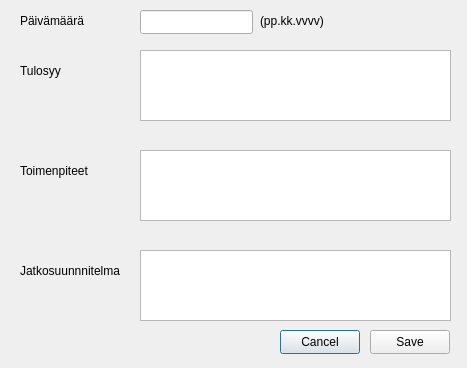
Old version of the form addvisit.ui in the repository juhotuominen/CustomerManagerQT.
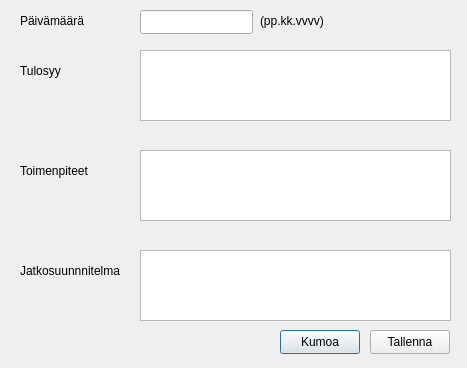
New version of the form.

Diff of the .ui file:
```diff
--- a/addvisit.ui
+++ b/addvisit.ui
@@ -63,7 +63,7 @@
     </rect>
    </property>
    <property name="text">
-    <string>Cancel</string>
+    <string>Kumoa</string>
    </property>
   </widget>
   <widget class="QPushButton" name="saveBtn">
@@ -76,7 +76,7 @@
     </rect>
    </property>
    <property name="text">
-    <string>Save</string>
+    <string>Tallenna</string>
    </property>
   </widget>
   <widget class="QLabel" name="label">
```
